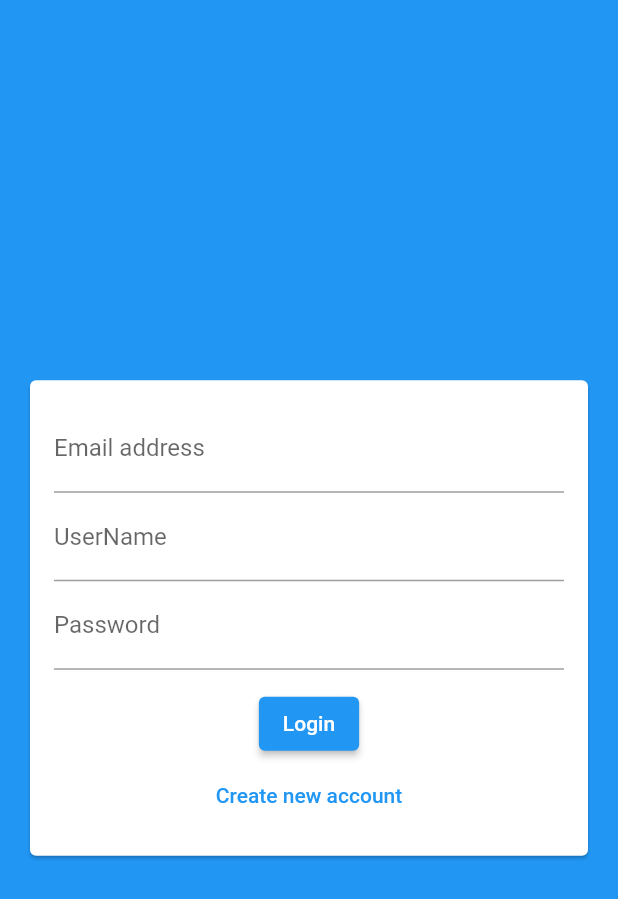
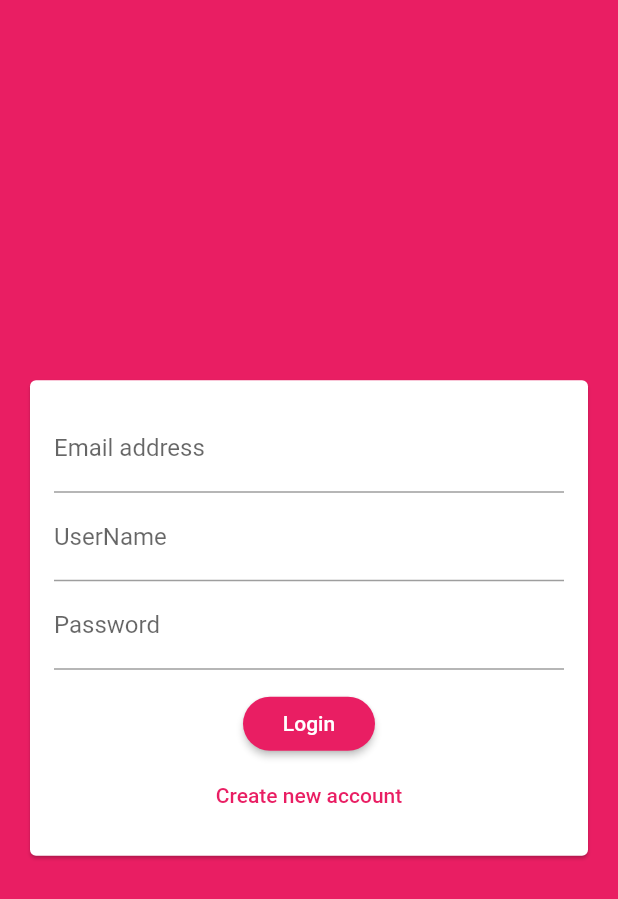
Before and after one commit to neptune0170/chatapp, a Flutter app: the screen it shows after launch, on a phone screen of 412 x 824 dp. Shown: the top 899 px of the screen. Run offline on Flutter 3.47's test engine with Material 2 defaults, Android fonts, the phone set to English and light mode, and no system bars; our stand-ins replace cloud_firestore, firebase_core; accounts and stored records are empty.

Commit message:
v10 completed

```diff
--- a/lib/main.dart
+++ b/lib/main.dart
@@ -16,17 +16,15 @@ class MyApp extends StatelessWidget {
     return MaterialApp(
         title: 'FlutterChat',
         theme: ThemeData(
-          // This is the theme of your application.
-          //
-          // Try running your application with "flutter run". You'll see the
-          // application has a blue toolbar. Then, without quitting the app, try
-          // changing the primarySwatch below to Colors.green and then invoke
-          // "hot reload" (press "r" in the console where you ran "flutter run",
-          // or simply save your changes to "hot reload" in a Flutter IDE).
-          // Notice that the counter didn't reset back to zero; the application
-          // is not restarted.
-          primarySwatch: Colors.blue,
-        ),
+            primarySwatch: Colors.pink,
+            backgroundColor: Colors.pink,
+            accentColor: Colors.deepPurple,
+            accentColorBrightness: Brightness.dark,
+            buttonTheme: ButtonTheme.of(context).copyWith(
+                buttonColor: Colors.pink,
+                textTheme: ButtonTextTheme.primary,
+                shape: RoundedRectangleBorder(
+                    borderRadius: BorderRadius.circular(20)))),
         home: AuthScreen());
   }
 }
--- a/lib/widgets/auth/auth_form.dart
+++ b/lib/widgets/auth/auth_form.dart
@@ -32,9 +32,12 @@ class _AuthFormState extends State<AuthForm> {
                   SizedBox(
                     height: 12,
                   ),
-                  ElevatedButton(child: Text('Login'), onPressed: () {}),
-                  TextButton(
-                    child: Text('Create new account'),
+                  RaisedButton(child: Text('Login'), onPressed: () {}),
+                  FlatButton(
+                    child: Text(
+                      'Create new account',
+                    ),
+                    textColor: Theme.of(context).primaryColor,
                     onPressed: () {},
                   )
                 ],
```
